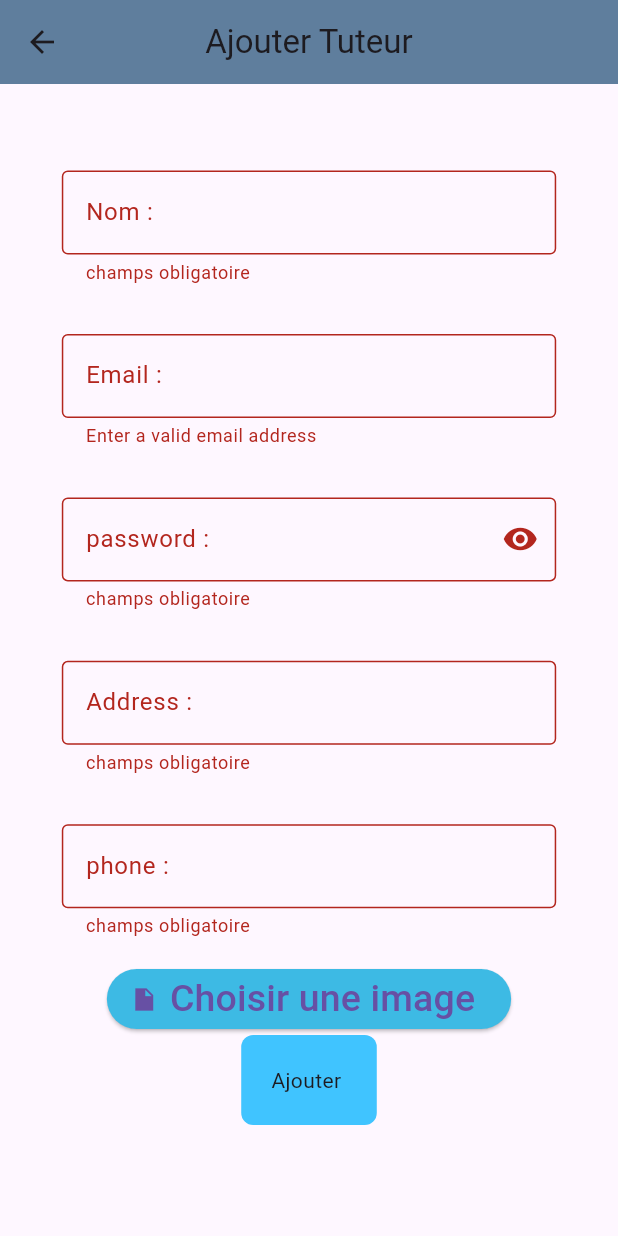
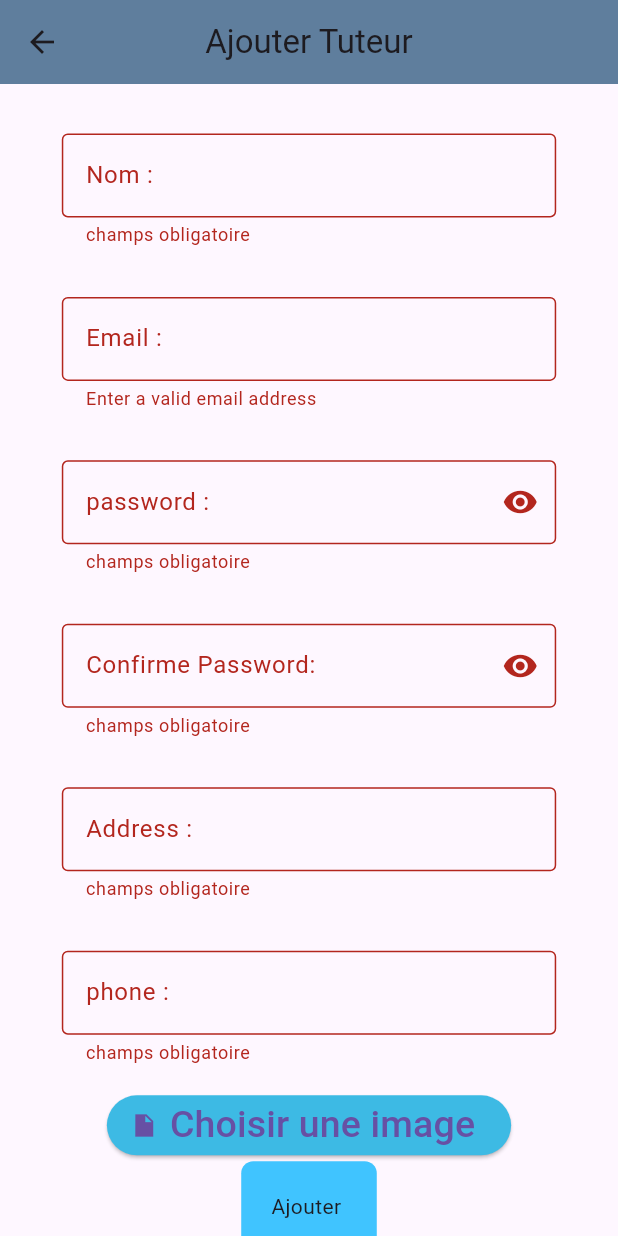
Before and after one commit to FirasSayeb/Stage-Front, a Flutter app: the AjouterParent screen opened directly with empty values, after a tap on "Ajouter", on a phone screen of 412 x 824 dp. Run offline on Flutter 3.47's test engine with Material 3 defaults, Android fonts, the phone set to English and light mode, and no system bars; our stand-ins replace file_picker, firebase_core, firebase_messaging, flutter_local_notifications, lottie, open_file; accounts and stored records are empty; network calls fail; project files that could hold a hidden picture were left out.

Commit message:
adding validate button

```diff
--- a/lib/pages/ajouter_parent.dart
+++ b/lib/pages/ajouter_parent.dart
@@ -23,6 +23,8 @@ class _HomeState extends State<AjouterParent> {
   late String address;
   late String phone;
   bool hide = true;
+  bool hide2=true;
+  late String valide;
   String? deviceToken;
   final FirebaseMessaging _firebaseMessaging = FirebaseMessaging.instance;
 
@@ -78,7 +80,7 @@ String? validateEmail(String? value) {
           children: [
             Column(
               children: [
-                Padding(padding: EdgeInsets.only(top: MediaQuery.of(context).size.height * 0.05)),
+                Padding(padding: EdgeInsets.only(top: MediaQuery.of(context).size.height * 0.02)),
                 Center(
                   child: Form(
                     key: fkey,
@@ -144,7 +146,34 @@ String? validateEmail(String? value) {
                             ),
                             obscureText: hide,
                           ),
+                        ), Container(
+                        padding: EdgeInsets.symmetric(horizontal:MediaQuery.of(context).size.width*0.1,vertical:MediaQuery.of(context).size.height*0.02 ),
+                        child: TextFormField(
+                           obscureText: hide2,
+                          validator: (value) {
+                            if (value!.isEmpty || value.length == 0) {
+                              return "champs obligatoire";
+                            }
+                            return null;
+                          },
+                          onSaved: (newValue) {
+                            valide = newValue!;
+                          },
+                          keyboardType: TextInputType.text,
+                          decoration: InputDecoration(
+                             border: OutlineInputBorder(),
+                              labelText:"Confirme Password:",
+                            suffixIcon: IconButton(
+                                icon: Icon(Icons.remove_red_eye),
+                                onPressed: () {
+                                  setState(() {
+                                    hide2 = !hide2;
+                                  });
+                                },
+                              ),
+                          ),
                         ),
+                      ),
                         Container(
                            padding: EdgeInsets.symmetric(horizontal:MediaQuery.of(context).size.width*0.1,vertical:MediaQuery.of(context).size.height*0.02 ),
                           child: TextFormField(
@@ -200,9 +229,10 @@ String? validateEmail(String? value) {
                         Center(
                           child: GestureDetector(
                             onTap: () async {
-                              if (fkey.currentState!.validate()) {
+                              if (fkey.currentState!.validate() ) {
                                 fkey.currentState!.save();
-                                try {
+                                if( password==valide){
+ try {
                                   var file = await MultipartFile.fromPath('file', path!);
                                   final request = http.MultipartRequest(
                                     'POST',
@@ -236,6 +266,8 @@ String? validateEmail(String? value) {
                                     errorMessage = 'Échec d\'ajout du parent';
                                   });
                                 }
+                                }
+
                               }
                             },
                             child: Container(
```
Also changed, not shown: lib/pages/AjouterEnseignant.dart (+32 -1 lines).
